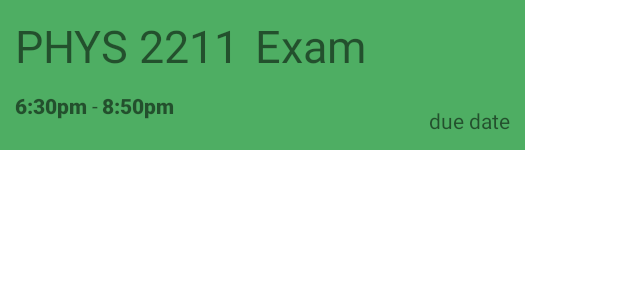
After one commit to pnung/classscheduler, an Android app: the layout exam_item.xml on its own in the app's theme, with its tools: preview values and no code run, on a phone screen of 412 x 824 dp. The commit adds this screen. Shown: the top 300 px of the screen. Run offline under Robolectric (Android 15) with nearby library versions, the phone set to English and light mode, and no system bars.

Commit message:
finished adding mechanism

```diff
--- a/app/src/main/java/com/example/classscheduler/data/Exam.java
+++ b/app/src/main/java/com/example/classscheduler/data/Exam.java
@@ -5,13 +5,12 @@ public class Exam extends Task {
     private String examDate;
     private String examStartTime;
     private String examEndTime;
-    private String examDuration;
 
-    public Exam(String name, String examDate, String examStartTime, String examEndTime, String examDuration) {
+    public Exam(String name, String examDate, String examStartTime, String examEndTime) {
         super(name);
         this.examDate = examDate;
         this.examStartTime = examStartTime;
-        this.examDuration = examDuration;
+        this.examEndTime = examEndTime;
     }
 
     public String getExamDate() {
--- /dev/null
+++ b/app/src/main/res/layout/exam_item.xml
@@ -0,0 +1,82 @@
+<androidx.constraintlayout.widget.ConstraintLayout xmlns:android="http://schemas.android.com/apk/res/android"
+    xmlns:app="http://schemas.android.com/apk/res-auto"
+    xmlns:tools="http://schemas.android.com/tools"
+    android:layout_width="350dp"
+    android:layout_height="100dp"
+    android:layout_margin="0dp"
+    android:layout_marginLeft="5dp"
+    android:layout_marginRight="5dp"
+    android:background="#4EAE63"
+    android:gravity="center_vertical"
+    android:outlineProvider="none"
+    android:padding="10dp">
+
+    <TextView
+        android:id="@+id/examName"
+        android:layout_width="wrap_content"
+        android:layout_height="wrap_content"
+        android:text="PHYS 2211"
+        android:textSize="30dp"
+        app:layout_constraintStart_toStartOf="parent"
+        app:layout_constraintTop_toTopOf="parent" />
+
+    <TextView
+        android:id="@+id/examLabel"
+        android:layout_width="wrap_content"
+        android:layout_height="wrap_content"
+        android:layout_marginStart="10dp"
+        android:text="Exam"
+        android:textSize="30dp"
+        app:layout_constraintStart_toEndOf="@+id/examName"
+        app:layout_constraintTop_toTopOf="parent" />
+
+    <TextView
+        android:id="@+id/examDate"
+        android:layout_width="100dp"
+        android:layout_height="wrap_content"
+        android:gravity="right"
+        android:text="due date"
+        app:layout_constraintBottom_toBottomOf="parent"
+        app:layout_constraintEnd_toEndOf="parent" />
+
+    <TextView
+        android:id="@+id/examStartTime"
+        android:layout_width="wrap_content"
+        android:layout_height="wrap_content"
+        android:layout_marginTop="10dp"
+        android:fontFamily="sans-serif-black"
+        android:gravity="right"
+        android:text="6:30pm"
+        android:textSize="14dp"
+        app:layout_constraintBottom_toBottomOf="parent"
+        app:layout_constraintStart_toStartOf="parent"
+        app:layout_constraintTop_toBottomOf="@+id/examName"
+        app:layout_constraintVertical_bias="0.0" />
+
+    <TextView
+        android:id="@+id/to"
+        android:layout_width="wrap_content"
+        android:layout_height="wrap_content"
+        android:layout_marginStart="3dp"
+        android:layout_marginTop="10dp"
+        android:fontFamily="sans-serif"
+        android:gravity="right"
+        android:text="-"
+        android:textSize="14dp"
+        app:layout_constraintStart_toEndOf="@+id/examStartTime"
+        app:layout_constraintTop_toBottomOf="@+id/examName" />
+
+    <TextView
+        android:id="@+id/examEndTime"
+        android:layout_width="wrap_content"
+        android:layout_height="wrap_content"
+        android:layout_marginStart="10dp"
+        android:layout_marginTop="10dp"
+        android:fontFamily="sans-serif-black"
+        android:gravity="right"
+        android:text="8:50pm"
+        android:textSize="14dp"
+        app:layout_constraintStart_toEndOf="@+id/examStartTime"
+        app:layout_constraintTop_toBottomOf="@+id/examName" />
+
+</androidx.constraintlayout.widget.ConstraintLayout>
```
Also changed, not shown: app/src/main/java/com/example/classscheduler/data/Assignment.java (+12 -1 lines), app/src/main/java/com/example/classscheduler/ui/todo/TodoFragment.java (+70 -20 lines), app/src/main/res/layout/assignment_item.xml (+2 -11 lines).
